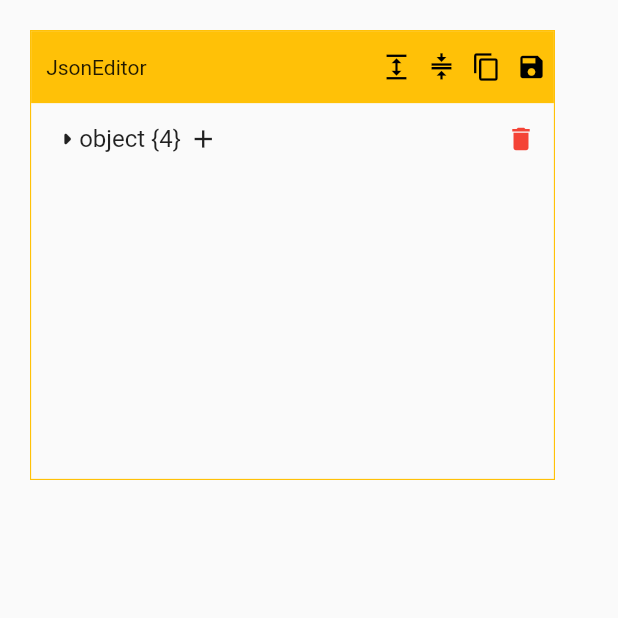
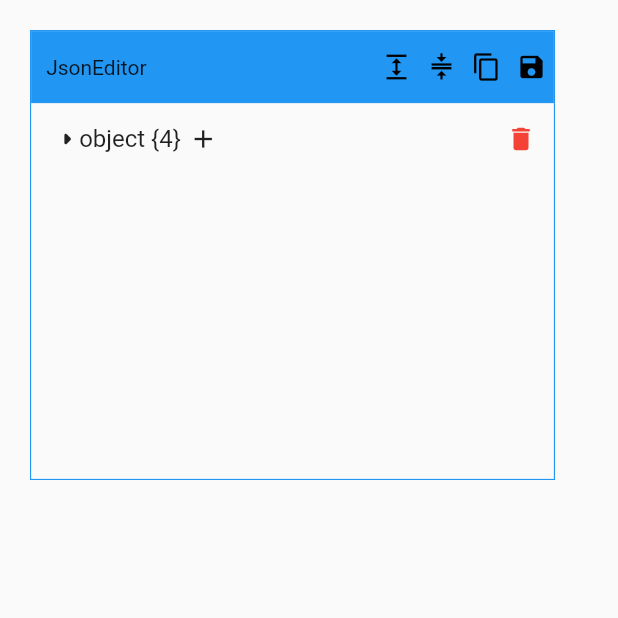
Before and after one commit to SanjaySodani/json_editor_flutter, a Flutter app: the screen it shows after launch, on a phone screen of 412 x 824 dp, the top half of it. Run offline on Flutter 3.47's test engine with Material 2 defaults, Android fonts, the phone set to English and light mode, and no system bars.

Commit message:
v0.0.3 added color parameter

```diff
--- a/lib/json_editor_flutter.dart
+++ b/lib/json_editor_flutter.dart
@@ -38,6 +38,7 @@ enum _AddingFor {
   map,
 }
 
+// Add an item to list
 void _addListItem(BuildContext ctx, _Types type, Function onSubmitted) {
   if (type == _Types.bool) {
     onSubmitted(false);
@@ -124,7 +125,7 @@ void _addListItem(BuildContext ctx, _Types type, Function onSubmitted) {
                     },
                     icon: const Icon(
                       Icons.check,
-                      color: Colors.amber,
+                      color: Colors.green,
                     ),
                   ),
                 ],
@@ -146,6 +147,7 @@ void _addListItem(BuildContext ctx, _Types type, Function onSubmitted) {
   );
 }
 
+// add an item to map
 void _addMapItem(
   BuildContext ctx,
   _Types type,
@@ -257,7 +259,7 @@ void _addMapItem(
                     },
                     icon: const Icon(
                       Icons.check,
-                      color: Colors.amber,
+                      color: Colors.green,
                     ),
                   ),
                 ],
@@ -279,6 +281,7 @@ void _addMapItem(
   );
 }
 
+// Builds popupmenu item for item type
 PopupMenuItem _buildPopupItem(_Types type, Icon icon, String label) {
   return PopupMenuItem(
     height: 30,
@@ -295,6 +298,7 @@ PopupMenuItem _buildPopupItem(_Types type, Icon icon, String label) {
   );
 }
 
+// Builds popup menu to choose a type for addition
 Widget _buildPopupMenu(
   BuildContext ctx,
   _AddingFor addingFor,
@@ -339,6 +343,7 @@ Widget _buildPopupMenu(
   );
 }
 
+// Builds a row with key and value
 Widget _buildKeyValue(key, value, parent, StateSetter setState) {
   if (value is Map || value is List) {
     return _buildWidget(key, value, parent, setState);
@@ -455,6 +460,7 @@ Widget _buildKeyValue(key, value, parent, StateSetter setState) {
   }
 }
 
+// Builds a folder widget or a key value
 Widget _buildWidget(key, value, parent, StateSetter setState) {
   if (value is Map) {
     return AnimatedBuilder(
@@ -724,6 +730,9 @@ class JsonEditor extends StatefulWidget {
   /// `callback` onSaved
   final ValueChanged<Map> onSaved;
 
+  /// `Color?` Theme color for the editor
+  final Color? color;
+
   /// JsonEditor, `json` is required
   ///
   /// Edit Json/Map in a user friendly UI.
@@ -733,6 +742,7 @@ class JsonEditor extends StatefulWidget {
     required this.onSaved,
     this.height,
     this.width,
+    this.color,
   });
 
   @override
@@ -760,6 +770,8 @@ class _JsonEditorState extends State<JsonEditor> {
 
   @override
   Widget build(BuildContext context) {
+    Color themeColor = widget.color ?? Theme.of(context).primaryColor;
+
     return Container(
       constraints: BoxConstraints.loose(Size(
         widget.width ?? editorWidth,
@@ -768,7 +780,7 @@ class _JsonEditorState extends State<JsonEditor> {
       decoration: BoxDecoration(
         border: Border.all(
           width: 0.75,
-          color: Colors.amber,
+          color: themeColor,
         ),
       ),
       child: Column(
@@ -777,7 +789,7 @@ class _JsonEditorState extends State<JsonEditor> {
         mainAxisSize: MainAxisSize.min,
         children: [
           Container(
-            color: Colors.amber,
+            color: themeColor,
             child: Row(
               children: [
                 const SizedBox(width: 10),
--- a/pubspec.yaml
+++ b/pubspec.yaml
@@ -1,6 +1,6 @@
 name: json_editor_flutter
 description: Edit your JSON object with the help of this package. Create and delete objects using this user friendly widget.
-version: 0.0.2
+version: 0.0.3
 repository: https://github.com/SanjaySodani/json_editor_flutter
 issue_tracker: https://github.com/SanjaySodani/json_editor_flutter/issues
 
```
Also changed, not shown: example/pubspec.lock, 1 other file.
